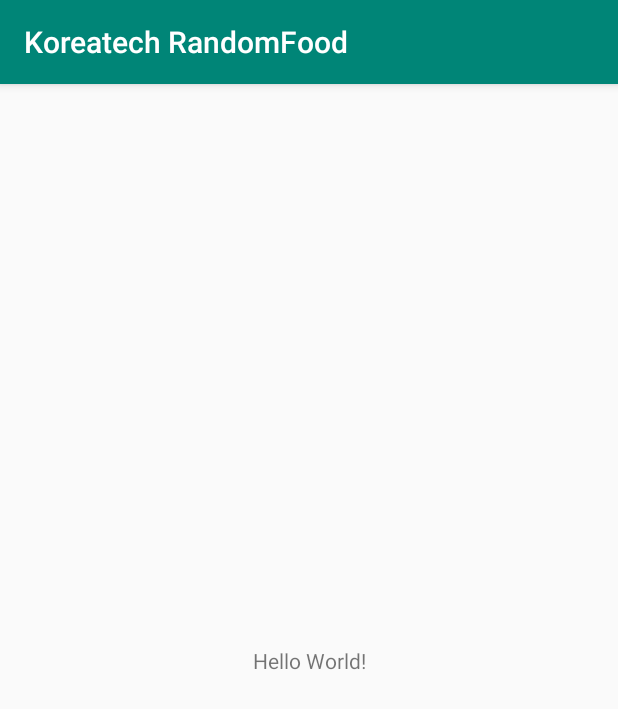
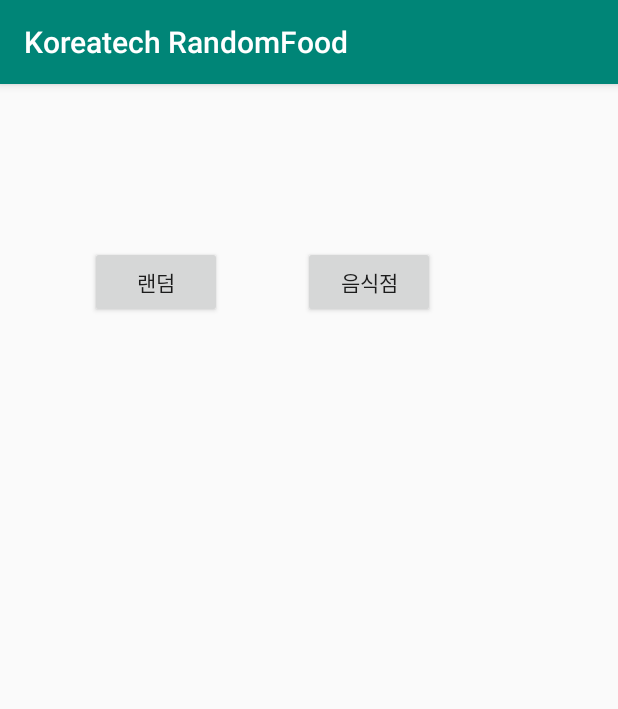
Before and after one commit to losnah/BCSD-Collabo, an Android app: the screen it shows after launch (MainActivity), on a phone screen of 412 x 824 dp. Shown: the top 709 px of the screen. Run offline under Robolectric (Android 15) with nearby library versions, the phone set to English and light mode, and no system bars.

Commit message:
RestaurantActivity추가,MainActivity와RandomActivity분해

```diff
--- a/app/src/main/java/com/onsemiro/hanpinetree/koreatechrandomfood/MainActivity.java
+++ b/app/src/main/java/com/onsemiro/hanpinetree/koreatechrandomfood/MainActivity.java
@@ -1,16 +1,38 @@
 package com.onsemiro.hanpinetree.koreatechrandomfood;
 
+import android.content.Intent;
+import android.graphics.Color;
 import android.support.v7.app.AppCompatActivity;
 import android.os.Bundle;
+import android.view.View;
+import android.view.animation.Animation;
+import android.view.animation.ScaleAnimation;
+import android.widget.Button;
+import android.widget.ImageView;
+import android.widget.TextView;
 import android.widget.Toast;
 
 public class MainActivity extends AppCompatActivity {
-
+    private ImageView mImage_front; // front : koreatech badge
+    private ImageView mImage_back;  // back : food menu
+    private Button randomButton;
+    private ScaleAnimation sato0 = new ScaleAnimation(1, 0, 1, 1, Animation.RELATIVE_TO_PARENT, 0.5f, Animation.RELATIVE_TO_PARENT, 0.5f);
+    private ScaleAnimation sato1 = new ScaleAnimation(0, 1, 1, 1, Animation.RELATIVE_TO_PARENT, 0.5f, Animation.RELATIVE_TO_PARENT, 0.5f);
     @Override
     protected void onCreate(Bundle savedInstanceState) {
         super.onCreate(savedInstanceState);
         setContentView(R.layout.activity_main);
+        randomButton = (Button)findViewById(R.id.random);
+        randomButton.setOnClickListener(new Button.OnClickListener() {
+            @Override
+            public void onClick(View view) {
+                Intent intent = new Intent(getApplicationContext(),RandomActivity.class);
+                startActivity(intent);
 
-        Toast.makeText(getApplicationContext(),"gg",Toast.LENGTH_LONG).show();
+            }
+        }) ;
+
     }
+
+
 }
--- /dev/null
+++ b/app/src/main/java/com/onsemiro/hanpinetree/koreatechrandomfood/SplashActivity.java
@@ -0,0 +1,25 @@
+package com.onsemiro.hanpinetree.koreatechrandomfood;
+
+import android.content.Intent;
+import android.os.Handler;
+import android.support.v7.app.AppCompatActivity;
+import android.os.Bundle;
+
+public class SplashActivity extends AppCompatActivity {
+
+    @Override
+    protected void onCreate(Bundle savedInstanceState) {
+        super.onCreate(savedInstanceState);
+        setContentView(R.layout.activity_splash);
+        Handler mHandler = new Handler();
+        mHandler.postDelayed(new splashhandler(), 5000); // 1초 후에 hd handler 실행
+
+    }
+    private class splashhandler implements Runnable{
+        @Override
+        public void run() {
+            startActivity(new Intent(getApplication(),MainActivity.class));
+            SplashActivity.this.finish();
+        }
+    }
+}
--- a/app/src/main/res/layout/activity_main.xml
+++ b/app/src/main/res/layout/activity_main.xml
@@ -6,13 +6,27 @@
     android:layout_height="match_parent"
     tools:context=".MainActivity">
 
-    <TextView
+
+    <Button
+        android:id="@+id/random"
         android:layout_width="wrap_content"
         android:layout_height="wrap_content"
-        android:text="Hello World!"
-        app:layout_constraintBottom_toBottomOf="parent"
-        app:layout_constraintLeft_toLeftOf="parent"
-        app:layout_constraintRight_toRightOf="parent"
+        android:layout_marginStart="60dp"
+        android:layout_marginLeft="60dp"
+        android:layout_marginTop="108dp"
+        android:text="랜덤"
+        app:layout_constraintStart_toStartOf="parent"
         app:layout_constraintTop_toTopOf="parent" />
 
+    <Button
+        android:id="@+id/restaurant"
+        android:layout_width="wrap_content"
+        android:layout_height="wrap_content"
+        android:layout_marginStart="54dp"
+        android:layout_marginLeft="54dp"
+        android:text="음식점"
+        app:layout_constraintBaseline_toBaselineOf="@+id/random"
+        app:layout_constraintStart_toEndOf="@+id/random" />
+
+
 </android.support.constraint.ConstraintLayout>
--- a/app/src/main/res/values/colors.xml
+++ b/app/src/main/res/values/colors.xml
@@ -3,4 +3,5 @@
     <color name="colorPrimary">#008577</color>
     <color name="colorPrimaryDark">#00574B</color>
     <color name="colorAccent">#D81B60</color>
+    <color name="koreatech_maincolor">#ff9900</color>
 </resources>
--- a/app/src/main/res/values/styles.xml
+++ b/app/src/main/res/values/styles.xml
@@ -7,5 +7,8 @@
         <item name="colorPrimaryDark">@color/colorPrimaryDark</item>
         <item name="colorAccent">@color/colorAccent</item>
     </style>
+    <style name="SplashTheme" parent="Theme.AppCompat.NoActionBar">
+        <item name="android:windowBackground">@drawable/icon</item>
+    </style>
 
 </resources>
```
Also changed, not shown: app/src/main/AndroidManifest.xml (+6 -1 lines), app/src/main/java/com/onsemiro/hanpinetree/koreatechrandomfood/RandomActivity.java (added, +78 -0 lines), app/src/main/java/com/onsemiro/hanpinetree/koreatechrandomfood/RestaurantActivity.java (added, +13 -0 lines), app/src/main/res/drawable/all_edge_orange.xml (added, +14 -0 lines), app/src/main/res/layout/activity_random.xml (added, +221 -0 lines), app/src/main/res/layout/activity_restaurant.xml (added, +9 -0 lines), app/src/main/res/layout/activity_splash.xml (added, +9 -0 lines), app/src/main/res/drawable/android_koreatech_logo.png (added), app/src/main/res/drawable/icon.png (added), app/src/main/res/drawable/koreatech_badge.png (added).
